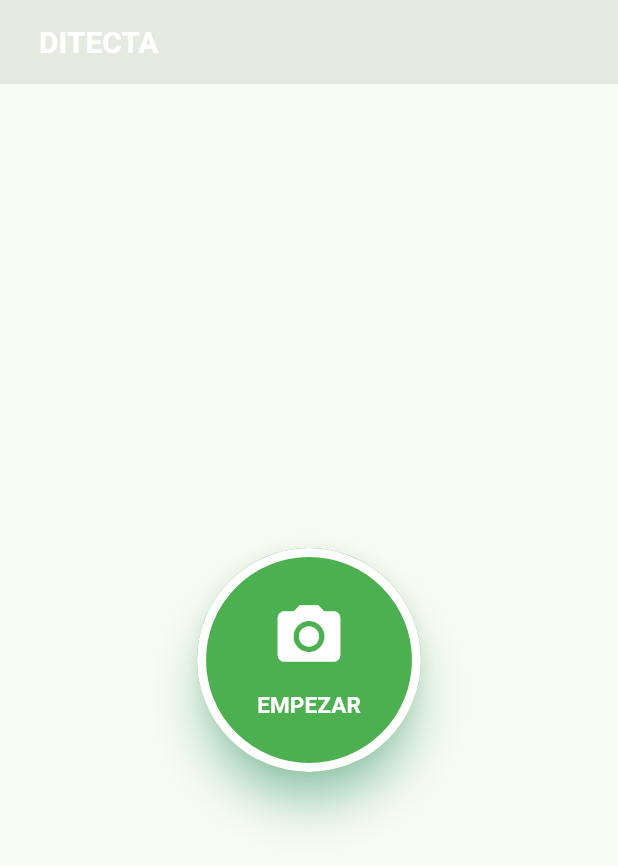
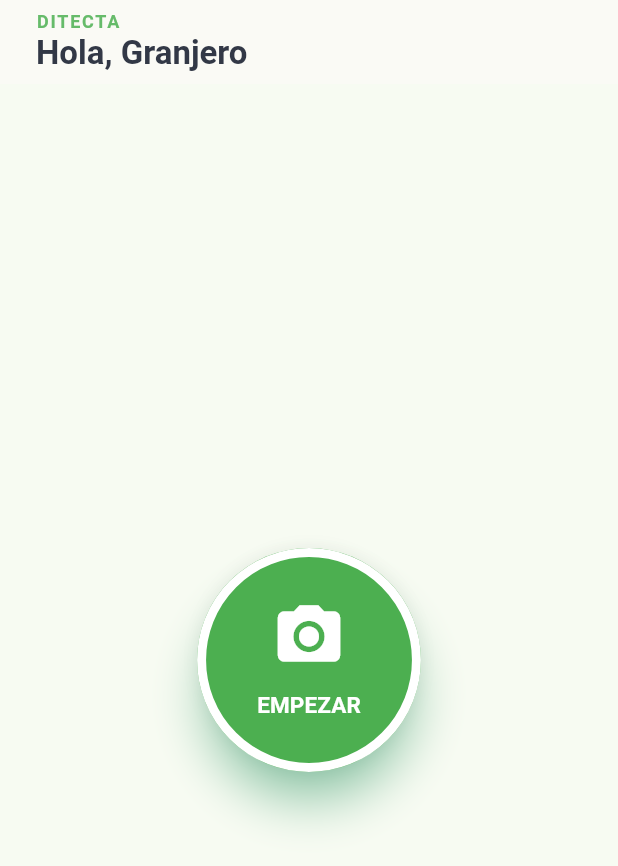
Before and after one commit to Ney004/DITECTA, a Flutter app: the screen it shows after launch, on a phone screen of 412 x 824 dp. Shown: the top 866 px of the screen. Run offline on Flutter 3.47's test engine with Material 3 defaults, Android fonts, the phone set to English and light mode, and no system bars; our stand-ins replace image_picker.

Commit message:
splashsreen en progreso

```diff
--- a/lib/home.dart
+++ b/lib/home.dart
@@ -14,21 +14,35 @@ class _HomeState extends State<Home> {
   Widget build(BuildContext context) {
     return Scaffold(
       appBar: AppBar(
-        backgroundColor: Color(0xFFFAFAF5),
-        elevation: 6,
-        title: Row(
-          mainAxisAlignment: MainAxisAlignment.start,
-          children: const [
-            SizedBox(width: 10),
+        backgroundColor: const Color(0xFFFAFAF5), // Fondo hueso/claro
+        elevation: 0, // Generalmente estos diseños limpios no llevan sombra
+        title: Padding(
+          padding: const EdgeInsets.only(left: 8.0),
+          child: Column(
+            crossAxisAlignment: CrossAxisAlignment.start,
+            mainAxisAlignment: MainAxisAlignment.center,
+            children: [
               Text(
                 "DITECTA",
                 style: TextStyle(
-                color: Colors.white,
-                fontSize: 20,
+                  color: Colors.green.shade400, // Color verde suave
+                  fontSize: 12,
+                  fontWeight: FontWeight.bold,
+                  letterSpacing: 1.2, // Espaciado entre letras característico
+                ),
+              ),
+              const Text(
+                "Hola, Granjero",
+                style: TextStyle(
+                  color: Color(
+                    0xFF323846,
+                  ), // Un azul oscuro/grisáceo casi negro
+                  fontSize: 22,
                   fontWeight: FontWeight.bold,
                 ),
               ),
             ],
+          ),
         ),
       ),
       body: Center(
```
Also changed, not shown: pubspec.lock, 5 other files. Lines whose indentation alone changed are shown as unchanged.
